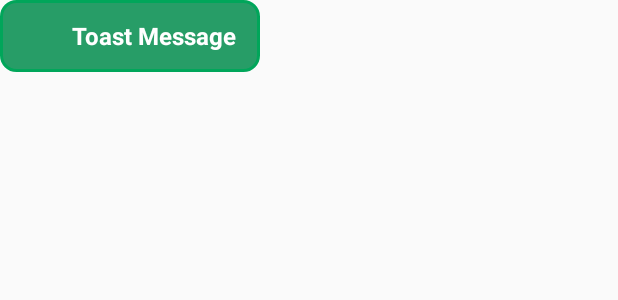
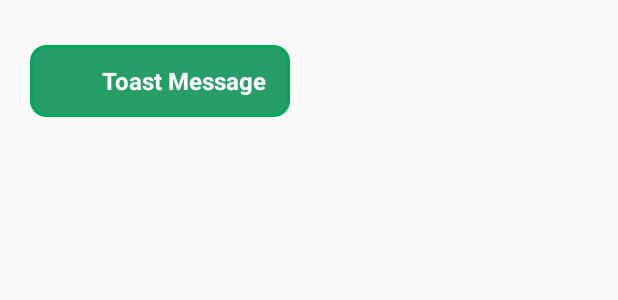
Before and after one commit to imammufiid/libToaster, an Android app: the layout toast_layout.xml on its own in the app's theme, with its tools: preview values and no code run, on a phone screen of 412 x 824 dp. Shown: the top 300 px of the screen. Run offline under Robolectric (Android 15) with nearby library versions, the phone set to English and light mode, and no system bars.

Commit message:
add margin layout toast_layout.xml

```diff
--- a/lib/src/main/java/com/mufiid/lib/Toaster.java
+++ b/lib/src/main/java/com/mufiid/lib/Toaster.java
@@ -83,7 +83,7 @@ public class Toaster {
         }
 
         toastMessage.setText(message);
-        currentToast.setGravity(Gravity.TOP|Gravity.RIGHT, 0, 80);
+        currentToast.setGravity(Gravity.TOP|Gravity.RIGHT, 0, 0);
         currentToast.setView(toastLayout);
 
         if (!allowQueue){
--- a/lib/src/main/res/layout/toast_layout.xml
+++ b/lib/src/main/res/layout/toast_layout.xml
@@ -10,6 +10,8 @@
     android:orientation="horizontal"
     android:paddingVertical="12dp"
     android:paddingHorizontal="16dp"
+    android:layout_marginVertical="30dp"
+    android:layout_marginHorizontal="20dp"
     android:background="@drawable/bg_toast_success"
     tools:ignore="UseCompoundDrawables">
 
```
